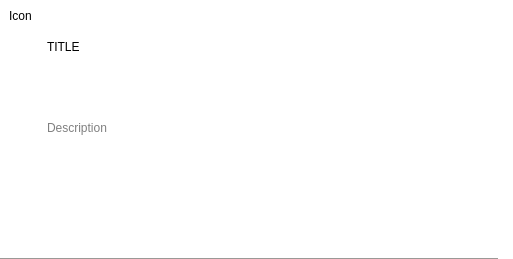
Qt form src/app/categorywidget.ui (uyraq2001/alterator-browser) before a commit.
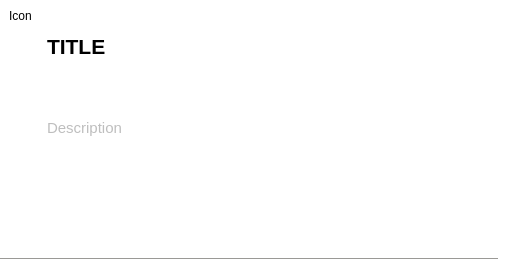
The same form after that commit.

Commit message: fix: font sizes

```diff
--- a/src/app/categorywidget.ui
+++ b/src/app/categorywidget.ui
@@ -16,6 +16,11 @@
     <verstretch>0</verstretch>
    </sizepolicy>
   </property>
+  <property name="font">
+   <font>
+    <pointsize>11</pointsize>
+   </font>
+  </property>
   <property name="windowTitle">
    <string>Form</string>
   </property>
@@ -54,15 +59,16 @@
        <height>64</height>
       </size>
      </property>
+     <property name="font">
+      <font>
+       <pointsize>11</pointsize>
+      </font>
+     </property>
      <property name="styleSheet">
       <string notr="true">QLabel#headerLabel{
 	font: bold &quot;Times New Roman&quot;;
 	font-size: 20px;
 }
-QLabel#descriptionLabel{
-	color: gray;
-	font-size: 12px;
-}
 </string>
      </property>
      <layout class="QGridLayout" name="gridLayout">
@@ -106,6 +112,13 @@
               <height>16</height>
              </size>
             </property>
+            <property name="font">
+             <font>
+              <pointsize>16</pointsize>
+              <weight>75</weight>
+              <bold>true</bold>
+             </font>
+            </property>
             <property name="text">
              <string>TITLE</string>
             </property>
@@ -113,6 +126,19 @@
           </item>
           <item>
            <widget class="QLabel" name="descriptionLabel">
+            <property name="font">
+             <font>
+              <pointsize>11</pointsize>
+              <weight>50</weight>
+              <bold>false</bold>
+             </font>
+            </property>
+            <property name="autoFillBackground">
+             <bool>false</bool>
+            </property>
+            <property name="styleSheet">
+             <string notr="true">QLabel { color : #bebebe; }</string>
+            </property>
             <property name="text">
              <string>Description</string>
             </property>
```
